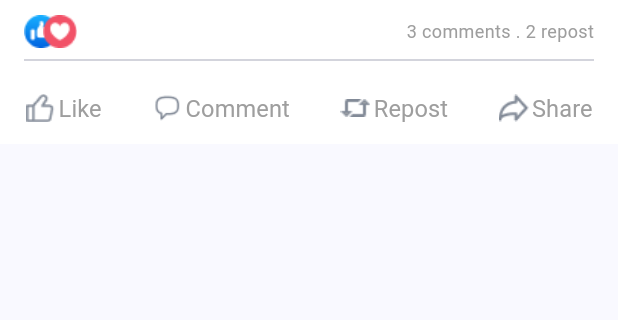
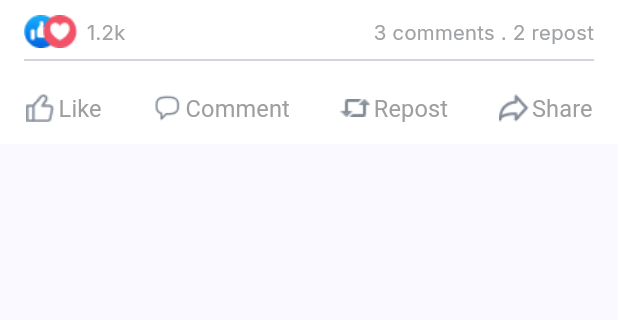
Before and after one commit to mohand3del/Autism, a Flutter app: the CommunityPost widget shown alone on an empty page, opened directly, on a phone screen of 412 x 824 dp, the part 198-518 px from its top. Run offline on Flutter 3.47's test engine with Material 3 defaults, Android fonts, the phone set to English and light mode, and no system bars; our stand-ins replace bloc, cached_network_image, device_preview, dio, flutter_bloc, flutter_secure_storage and 14 more; missing offline and left inert: comment_tree; accounts and stored records are empty; generated files the repository leaves out were written again; network calls fail; statements that could not run were skipped.

```diff
--- a/lib/features/community/presentation/view/widgets/community_post.dart
+++ b/lib/features/community/presentation/view/widgets/community_post.dart
@@ -1,4 +1,5 @@
 import 'package:autism/core/constant/app_colors.dart';
+import 'package:autism/core/utils/app_styles.dart';
 import 'package:autism/core/utils/extentions.dart';
 import 'package:autism/features/community/presentation/view/comment_view.dart';
 import 'package:flutter/material.dart';
@@ -34,18 +35,21 @@ class _CommunityPostState extends State<CommunityPost> {
       onTap: _hideReactions, // Tap anywhere to hide reactions
       child: Column(
         children: [
-          const Divider(thickness: 4,color: AppColors.dotGray,),
+          const Divider(
+            thickness: 4,
+            color: AppColors.dotGray,
+          ),
           Container(
             decoration: const BoxDecoration(
               color: Colors.white,
-
             ),
             child: Column(
               crossAxisAlignment: CrossAxisAlignment.start,
               children: [
                 // Profile Info (Image, Name, Time, Icon)
                 Padding(
-              padding: const EdgeInsets.symmetric(horizontal: 16, vertical: 8),
+                  padding:
+                      const EdgeInsets.symmetric(horizontal: 16, vertical: 8),
                   child: Row(
                     children: [
                       const CircleAvatar(
@@ -87,21 +91,22 @@ class _CommunityPostState extends State<CommunityPost> {
                       const Expanded(child: SizedBox()),
                       // Close icon
                       GestureDetector(
-                   onTap: (){},
-                   child: const Icon(Icons.more_vert,
+                        onTap: () {},
+                        child: const Icon(
+                          Icons.more_vert,
                           color: AppColors.grey,
                           size: 28,
                         ),
                       ),
 
                       GestureDetector(
-                     onTap: (){},
-                     child: const Icon(Icons.close,
+                        onTap: () {},
+                        child: const Icon(
+                          Icons.close,
                           color: AppColors.grey,
                           size: 28,
                         ),
                       ),
-
                     ],
                   ),
                 ),
@@ -132,7 +137,8 @@ class _CommunityPostState extends State<CommunityPost> {
                               color: Colors.grey.withOpacity(0.2),
                               spreadRadius: 1,
                               blurRadius: 5,
-                          offset: const Offset(0, 2), // changes position of shadow
+                              offset: const Offset(
+                                  0, 2), // changes position of shadow
                             ),
                           ],
                         ),
@@ -152,7 +158,8 @@ class _CommunityPostState extends State<CommunityPost> {
                               },
                             ),
                             ReactionIcon(
-                          image: const AssetImage('assets/images/colburite.png'),
+                              image: const AssetImage(
+                                  'assets/images/colburite.png'),
                               onTap: () {
                                 // Handle special reaction
                               },
@@ -173,7 +180,8 @@ class _CommunityPostState extends State<CommunityPost> {
                   padding: const EdgeInsets.symmetric(horizontal: 16),
                   child: Row(
                     children: [
-                  Expanded(
+                      SizedBox(
+                        width: context.width * 40 / 393,
                         child: Stack(
                           children: [
                             Image.asset('assets/images/like2.png'),
@@ -184,11 +192,26 @@ class _CommunityPostState extends State<CommunityPost> {
                           ],
                         ),
                       ),
+                      Text('1.2k',
+                          style: AppStyles.regular13(context)
+                              .copyWith(
+                              fontFamily: 'Inter',
+                              color: AppColors.lightGrey)),
                       const Spacer(),
-                  const Text(
-                    '3 comments . 2 repost',
-                    style: TextStyle(color: Colors.grey, fontSize: 12),
+                       Text(
+                        '3 comments ',
+                        style:
+                           AppStyles.regular13(context).copyWith(
+                             fontFamily: 'Inter',
+                               color: AppColors.lightGrey),
                       ),
+                       Text(
+                        '. 2 repost',
+                        style:
+                        AppStyles.regular13(context).copyWith(
+                            fontFamily: 'Inter',
+                            color: AppColors.lightGrey),
+                      )
                     ],
                   ),
                 ),
@@ -203,9 +226,11 @@ class _CommunityPostState extends State<CommunityPost> {
                   mainAxisAlignment: MainAxisAlignment.spaceAround,
                   children: [
                     GestureDetector(
-                  onLongPress: _onLongPressLike, // Show reactions on long press
+                      onLongPress: _onLongPressLike,
+                      // Show reactions on long press
                       child: PostActionButton(
-                    icon: const AssetImage('assets/images/outlined_like.png'),
+                        icon:
+                            const AssetImage('assets/images/outlined_like.png'),
                         text: 'Like',
                         onTap: () {
                           // Handle Like
@@ -216,7 +241,10 @@ class _CommunityPostState extends State<CommunityPost> {
                       icon: const AssetImage('assets/images/commentIcone.png'),
                       text: 'Comment',
                       onTap: () {
-                    Navigator.push(context, MaterialPageRoute(builder: (context) => const CommentView()));
+                        Navigator.push(
+                            context,
+                            MaterialPageRoute(
+                                builder: (context) => const CommentView()));
                       },
                     ),
                     PostActionButton(
@@ -238,7 +266,6 @@ class _CommunityPostState extends State<CommunityPost> {
               ],
             ),
           )
-
         ],
       ),
     );
```
Also changed, not shown: lib/core/routing/router.dart (+7 -2 lines), lib/features/community/presentation/view/search_view.dart (added, +16 -0 lines), lib/features/community/presentation/view/widgets/community_app_bar.dart (+9 -2 lines), lib/features/community/presentation/view/widgets/search_form_text_field.dart (added, +53 -0 lines), lib/features/community/presentation/view/widgets/search_history_list_view.dart (added, +73 -0 lines), lib/features/community/presentation/view/widgets/search_view_body.dart (added, +26 -0 lines), lib/features/splash/presentation/view/widget/splash_view_body.dart (+14 -14 lines), assets/images/explore_search_icon.svg (added). Lines whose indentation alone changed are shown as unchanged.
